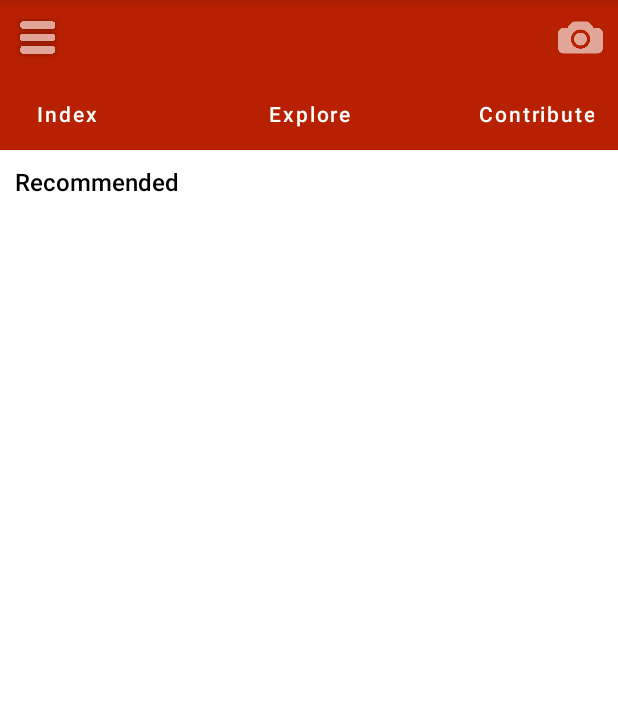
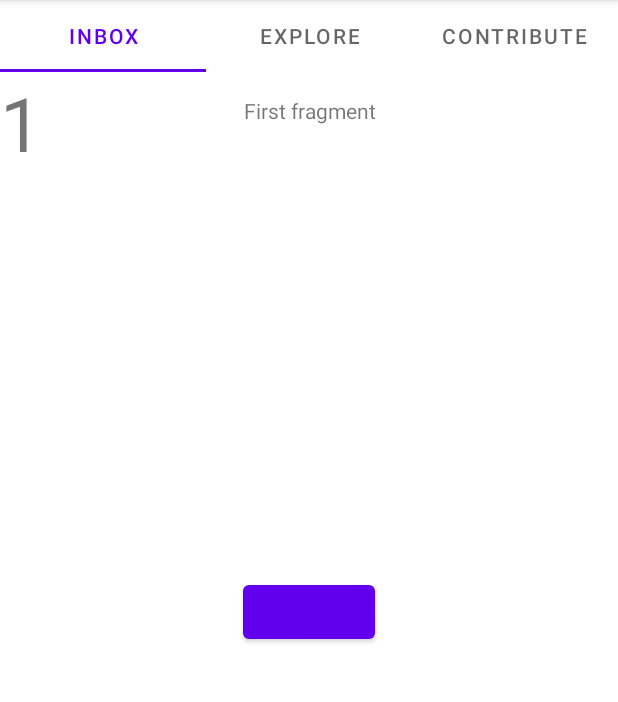
Before and after one commit to miniprojectsem56/BookRecommendationSystem, an Android app: the screen it shows after launch (MainActivity), on a phone screen of 412 x 824 dp, the part 84-786 px from its top. Run offline under Robolectric (Android 15) with nearby library versions, the phone set to English and light mode, and no system bars.

Commit message:
Version1

```diff
--- a/app/build.gradle
+++ b/app/build.gradle
@@ -22,6 +22,11 @@ android {
             proguardFiles getDefaultProguardFile('proguard-android-optimize.txt'), 'proguard-rules.pro'
         }
     }
+
+    buildFeatures {
+        viewBinding true
+    }
+
     compileOptions {
         sourceCompatibility JavaVersion.VERSION_1_8
         targetCompatibility JavaVersion.VERSION_1_8
--- a/app/src/main/AndroidManifest.xml
+++ b/app/src/main/AndroidManifest.xml
@@ -9,9 +9,6 @@
         android:roundIcon="@mipmap/ic_launcher_round"
         android:supportsRtl="true"
         android:theme="@style/Theme.BookRecommendationSystem">
-        <activity android:name=".Contribute"></activity>
-        <activity android:name=".Explore" />
-        <activity android:name=".Index" />
         <activity android:name=".MainActivity">
             <intent-filter>
                 <action android:name="android.intent.action.MAIN" />
--- a/app/src/main/java/com/example/bookrecommendationsystem/FirstFragment.java
+++ b/app/src/main/java/com/example/bookrecommendationsystem/FirstFragment.java
@@ -4,16 +4,23 @@ import android.os.Bundle;
 
 import androidx.fragment.app.Fragment;
 
+import android.util.Log;
 import android.view.LayoutInflater;
 import android.view.View;
 import android.view.ViewGroup;
+import android.widget.Button;
+import android.widget.TextView;
 
-/**
- * A simple {@link Fragment} subclass.
- * Use the {@link FirstFragment#newInstance} factory method to
- * create an instance of this fragment.
- */
+import com.example.bookrecommendationsystem.databinding.FragmentFirstBinding;
+
+
 public class FirstFragment extends Fragment {
+
+    Button button;
+    TextView textView;
+    int cnt=0;
+
+    FragmentFirstBinding binding;
 
     // TODO: Rename parameter arguments, choose names that match
     // the fragment initialization parameters, e.g. ARG_ITEM_NUMBER
@@ -28,16 +35,9 @@ public class FirstFragment extends Fragment {
         // Required empty public constructor
     }
 
-    /**
-     * Use this factory method to create a new instance of
-     * this fragment using the provided parameters.
-     *
-     * @param param1 Parameter 1.
-     * @param param2 Parameter 2.
-     * @return A new instance of fragment FirstFragment.
-     */
+
     // TODO: Rename and change types and number of parameters
-    public static FirstFragment newInstance(String param1, String param2) {
+   /* public static FirstFragment newInstance(String param1, String param2) {
         FirstFragment fragment = new FirstFragment();
         Bundle args = new Bundle();
         args.putString(ARG_PARAM1, param1);
@@ -45,20 +45,22 @@ public class FirstFragment extends Fragment {
         fragment.setArguments(args);
         return fragment;
     }
-
-    @Override
-    public void onCreate(Bundle savedInstanceState) {
-        super.onCreate(savedInstanceState);
-        if (getArguments() != null) {
-            mParam1 = getArguments().getString(ARG_PARAM1);
-            mParam2 = getArguments().getString(ARG_PARAM2);
-        }
-    }
-
+    */
     @Override
     public View onCreateView(LayoutInflater inflater, ViewGroup container,
                              Bundle savedInstanceState) {
         // Inflate the layout for this fragment
-        return inflater.inflate(R.layout.fragment_first, container, false);
+        binding = FragmentFirstBinding.inflate(inflater,container,false);
+        Log.d("Fragment1 ","Created");
+        binding.Button.setOnClickListener(new View.OnClickListener() {
+            @Override
+            public void onClick(View v) {
+                cnt++;
+                Log.d("cnt",""+cnt);
+                binding.CountText.setText(""+cnt);
+            }
+        });
+
+        return binding.getRoot();
     }
 }
--- a/app/src/main/java/com/example/bookrecommendationsystem/FragmentAdapter.java
+++ b/app/src/main/java/com/example/bookrecommendationsystem/FragmentAdapter.java
@@ -11,6 +11,7 @@ public class FragmentAdapter extends FragmentStateAdapter {
 
     public FragmentAdapter(@NonNull  FragmentManager fragmentManager, @NonNull  Lifecycle lifecycle) {
         super(fragmentManager, lifecycle);
+
     }
 
     @NonNull
--- a/app/src/main/java/com/example/bookrecommendationsystem/MainActivity.java
+++ b/app/src/main/java/com/example/bookrecommendationsystem/MainActivity.java
@@ -1,14 +1,65 @@
 package com.example.bookrecommendationsystem;
 
 import androidx.appcompat.app.AppCompatActivity;
+import androidx.fragment.app.FragmentManager;
+import androidx.viewpager2.widget.ViewPager2;
 
 import android.os.Bundle;
+import android.util.Log;
+import android.widget.Button;
+
+import com.google.android.material.tabs.TabLayout;
 
 public class MainActivity extends AppCompatActivity {
+
+    TabLayout tabLayout;
+    ViewPager2 viewPager2;
+    FragmentAdapter adapter;
+    Button button;
+
+    int cnt=0;
 
     @Override
     protected void onCreate(Bundle savedInstanceState) {
         super.onCreate(savedInstanceState);
         setContentView(R.layout.activity_main);
+
+        tabLayout= findViewById(R.id.Tablayout);
+        viewPager2= findViewById(R.id.Viewpager2);
+
+        FragmentManager fm=getSupportFragmentManager();
+        adapter=new FragmentAdapter(fm,getLifecycle());
+        viewPager2.setAdapter(adapter);
+
+        Log.d("Item","Creayed");
+
+        tabLayout.addTab(tabLayout.newTab().setText("Inbox"));
+        tabLayout.addTab(tabLayout.newTab().setText("Explore"));
+        tabLayout.addTab(tabLayout.newTab().setText("Contribute"));
+
+        tabLayout.addOnTabSelectedListener(new TabLayout.OnTabSelectedListener() {
+            @Override
+            public void onTabSelected(TabLayout.Tab tab) {
+                viewPager2.setCurrentItem(tab.getPosition());
+
+            }
+
+            @Override
+            public void onTabUnselected(TabLayout.Tab tab) {
+
+            }
+
+            @Override
+            public void onTabReselected(TabLayout.Tab tab) {
+
+            }
+        });
+
+        viewPager2.registerOnPageChangeCallback(new ViewPager2.OnPageChangeCallback() {
+            @Override
+            public void onPageSelected(int position) {
+                tabLayout.selectTab(tabLayout.getTabAt(position));
+            }
+        });
     }
 }
--- a/app/src/main/res/layout/activity_main.xml
+++ b/app/src/main/res/layout/activity_main.xml
@@ -5,74 +5,17 @@
     android:layout_width="match_parent"
     android:layout_height="match_parent"
     tools:context=".MainActivity">
-    <RelativeLayout
-        android:layout_width="match_parent"
-        android:id="@+id/navigation_bar"
-        android:layout_height="100dp"
-        android:background="#B72000" >
-        <ImageView
-            android:layout_width="30dp"
-            android:layout_height="30dp"
-            android:src="@drawable/menu"
-            android:alpha="0.6"
-            android:layout_alignParentTop="true"
-            android:layout_alignParentLeft="true"
-            android:layout_margin="10dp"/>
-        <ImageView
-            android:layout_width="30dp"
-            android:layout_height="30dp"
-            android:src="@drawable/camera"
-            android:alpha="0.6"
-            android:layout_alignParentTop="true"
-            android:layout_alignParentRight="true"
-            android:layout_margin="10dp"/>
-        <Button
-            android:layout_height="wrap_content"
-            android:layout_width="wrap_content"
-            android:text="Index"
-            android:textAllCaps="false"
-            android:background="#00000000"
-            android:layout_alignParentBottom="true"
-            android:layout_alignParentLeft="true"
-            android:fontFamily="sans-serif-medium"
-            android:layout_centerHorizontal="true"/>
 
-        <Button
-            android:layout_height="wrap_content"
-            android:layout_width="wrap_content"
-            android:text="Explore"
-            android:textAllCaps="false"
-            android:background="#00000000"
-            android:fontFamily="sans-serif-medium"
-            android:layout_alignParentBottom="true"
-            android:layout_centerHorizontal="true"/>
-
-        <Button
-            android:id="@+id/button_id"
-            android:layout_height="wrap_content"
-            android:layout_width="wrap_content"
-            android:text="Contribute"
-            android:textAllCaps="false"
-            android:background="#00000000"
-            android:fontFamily="sans-serif-medium"
-            android:layout_alignParentBottom="true"
-            android:layout_alignParentRight="true"/>
-
-    </RelativeLayout>
-    <!-- 2 -->
-    <RelativeLayout
+    <com.google.android.material.tabs.TabLayout
         android:layout_width="match_parent"
         android:layout_height="wrap_content"
-        android:layout_below="@id/navigation_bar">
-        <TextView
-            android:layout_width="wrap_content"
-            android:layout_height="wrap_content"
-            android:text="Recommended"
-            android:textColor="@color/black"
-            android:padding="10dp"
-            android:fontFamily="sans-serif-medium"
-            android:textSize="16sp"/>
+        android:id="@+id/Tablayout"/>
 
-    </RelativeLayout>
+    <androidx.viewpager2.widget.ViewPager2
+        android:layout_width="match_parent"
+        android:layout_height="match_parent"
+        android:layout_below="@+id/Tablayout"
+        android:id="@+id/Viewpager2"
+        />
 
 </RelativeLayout>
--- a/app/src/main/res/layout/fragment_first.xml
+++ b/app/src/main/res/layout/fragment_first.xml
@@ -3,14 +3,27 @@
     xmlns:tools="http://schemas.android.com/tools"
     android:layout_width="match_parent"
     android:layout_height="match_parent"
-    tools:context=".FirstFragment">
+    tools:context=".FirstFragment"
+    android:id="@+id/firstfrag">
 
-    <!-- TODO: Update blank fragment layout -->
+
     <TextView
         android:layout_width="match_parent"
         android:layout_height="match_parent"
-        android:text="First fragment"
+        android:layout_marginTop="16dp"
         android:gravity="center_horizontal"
-        android:layout_marginTop="16dp"/>
+        android:text="First fragment" />
 
+    <TextView
+        android:id="@+id/CountText"
+        android:layout_width="wrap_content"
+        android:layout_height="121dp"
+        android:text="1"
+        android:textSize="50dp" />
+
+    <Button
+        android:id="@+id/Button"
+        android:layout_width="wrap_content"
+        android:layout_height="wrap_content"
+        android:layout_gravity="center" />
 </FrameLayout>
```
